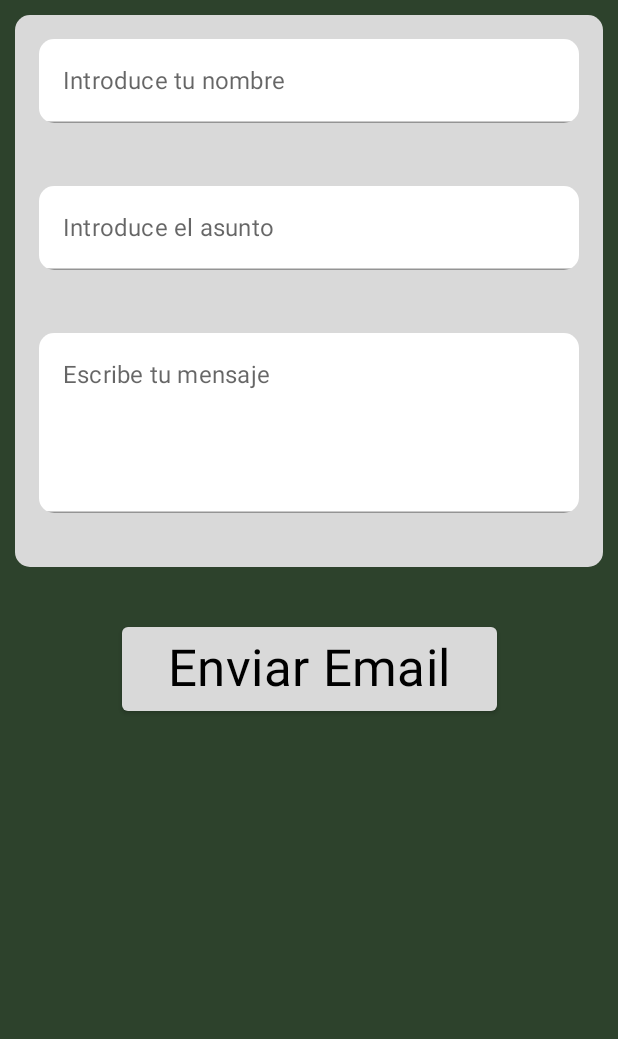
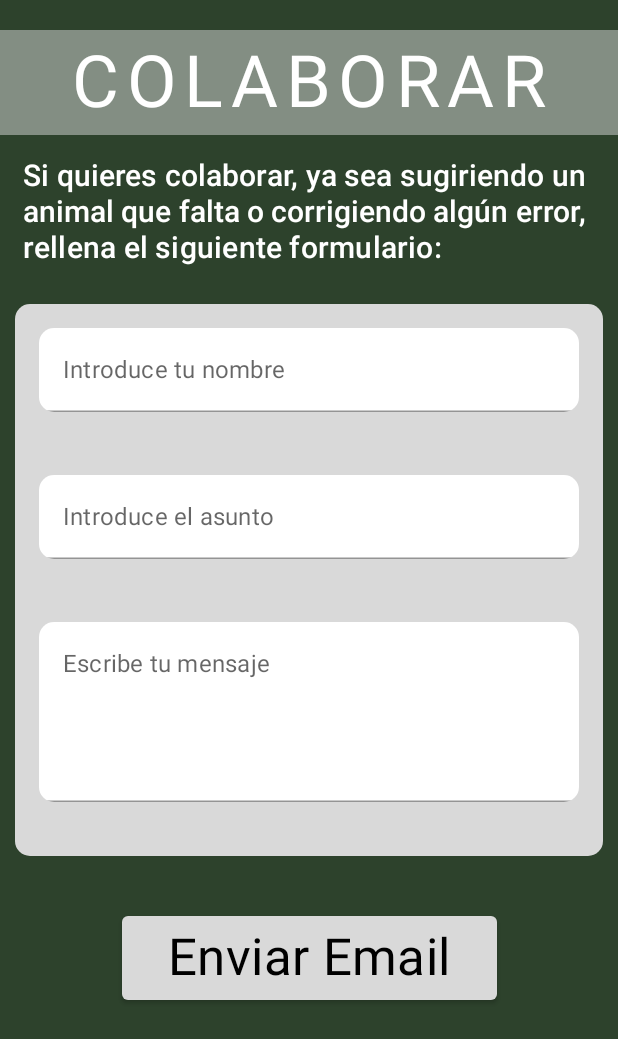
Before and after one commit to FaunaVal/FaunaVal-App, an Android app built with Jetpack Compose: the @Preview function PreviewForm, on a phone screen of 412 x 824 dp. Shown: the top 1039 px of the screen. Run offline under Robolectric (Android 15) with nearby library versions, the phone set to English and light mode, and no system bars; network calls fail.

Commit message:
[MOD] ContactFormActivity.kt finished

```diff
--- a/app/src/main/AndroidManifest.xml
+++ b/app/src/main/AndroidManifest.xml
@@ -17,7 +17,7 @@
         tools:targetApi="31">
         <activity
             android:name=".MainActivity"
-            android:windowSoftInputMode="adjustResize"
+            android:windowSoftInputMode="adjustResize|stateVisible"
             android:exported="true"
             android:label="@string/app_name"
             android:theme="@style/Theme.FaunaVal">
--- a/app/src/main/java/com/torregrosa/faunaval/ui/CategoriesActivity.kt
+++ b/app/src/main/java/com/torregrosa/faunaval/ui/CategoriesActivity.kt
@@ -12,6 +12,7 @@ import androidx.compose.material.Text
 import androidx.compose.runtime.Composable
 import androidx.compose.ui.Alignment
 import androidx.compose.ui.Modifier
+import androidx.compose.ui.graphics.Color
 import androidx.compose.ui.platform.LocalContext
 import androidx.compose.ui.res.painterResource
 import androidx.compose.ui.res.stringResource
@@ -58,7 +59,8 @@ fun Title(modifier: Modifier = Modifier) {
         Text(
             text = stringResource(R.string.categorias).uppercase(),
             style = MaterialTheme.typography.h3,
-            letterSpacing = 5.sp
+            letterSpacing = 5.sp,
+            color = Color.White
         )
     }
 }
--- a/app/src/main/java/com/torregrosa/faunaval/ui/ContactFormActivity.kt
+++ b/app/src/main/java/com/torregrosa/faunaval/ui/ContactFormActivity.kt
@@ -4,7 +4,9 @@ import android.content.Intent
 import android.net.Uri
 import androidx.compose.foundation.background
 import androidx.compose.foundation.layout.*
+import androidx.compose.foundation.rememberScrollState
 import androidx.compose.foundation.shape.RoundedCornerShape
+import androidx.compose.foundation.verticalScroll
 import androidx.compose.material.*
 import androidx.compose.runtime.Composable
 import androidx.compose.runtime.MutableState
@@ -18,12 +20,14 @@ import androidx.compose.ui.platform.LocalContext
 import androidx.compose.ui.res.stringResource
 import androidx.compose.ui.text.TextStyle
 import androidx.compose.ui.text.input.TextFieldValue
+import androidx.compose.ui.text.style.TextAlign
 import androidx.compose.ui.tooling.preview.Preview
 import androidx.compose.ui.unit.dp
 import androidx.compose.ui.unit.sp
 import com.torregrosa.faunaval.R
 import com.torregrosa.faunaval.ui.theme.BackgroundColor
 import com.torregrosa.faunaval.ui.theme.ButtonColor
+import com.torregrosa.faunaval.ui.theme.TextBackgroundColor
 
 @Composable
 fun ContactForm() {
@@ -38,9 +42,42 @@ fun ContactFormPage() {
             .background(BackgroundColor),
         horizontalAlignment = Alignment.CenterHorizontally
     ) {
+        TitleContact()
+        TextContact()
         FormColumn()
     }
 
+}
+
+@Composable
+fun TextContact(modifier: Modifier = Modifier) {
+    Text(
+        text = stringResource(R.string.colabora_text),
+        style = MaterialTheme.typography.h6,
+        modifier = Modifier.padding(15.dp),
+        color = Color.White,
+        textAlign = TextAlign.Justify
+    )
+}
+
+@Composable
+fun TitleContact(modifier: Modifier = Modifier) {
+    Box(
+        modifier = modifier
+            .padding(top = 20.dp)
+            .fillMaxWidth()
+            .height(70.dp)
+            .background(TextBackgroundColor.copy(alpha = 0.5f)),
+
+        Alignment.Center
+    ) {
+        Text(
+            text = stringResource(R.string.colaborar).uppercase(),
+            style = MaterialTheme.typography.h3,
+            letterSpacing = 5.sp,
+            color = Color.White
+        )
+    }
 }
 
 @Composable
@@ -63,7 +100,8 @@ fun FormColumn() {
             .fillMaxWidth()
             .padding(10.dp)
             .clip(shape = RoundedCornerShape(10.dp))
-            .background(ButtonColor),
+            .background(ButtonColor)
+            .verticalScroll(rememberScrollState()),
         horizontalAlignment = Alignment.CenterHorizontally,
         verticalArrangement = Arrangement.Center
     ) {
@@ -85,7 +123,10 @@ fun FormColumn() {
                 type = "text/plain"
                 putExtra(Intent.EXTRA_EMAIL, arrayOf(email))
                 putExtra(Intent.EXTRA_SUBJECT, emailSubject.value.text)
-                putExtra(Intent.EXTRA_TEXT, senderName.value.text + System.lineSeparator() + emailBody.value.text)
+                putExtra(
+                    Intent.EXTRA_TEXT,
+                    senderName.value.text + System.lineSeparator() + emailBody.value.text
+                )
             }
             i.type = "message/rfc822"
             context.startActivity(Intent.createChooser(i, chooseClientText))
--- a/app/src/main/res/values/strings.xml
+++ b/app/src/main/res/values/strings.xml
@@ -18,4 +18,5 @@
     <string name="escribe_mensaje">Escribe tu mensaje</string>
     <string name="elige_cliente">\"Elija un cliente de Email : \"</string>
     <string name="enviar_boton">Enviar Email</string>
+    <string name="colabora_text">Si quieres colaborar, ya sea sugiriendo un animal que falta o corrigiendo algún error, rellena el siguiente formulario:</string>
 </resources>
```
